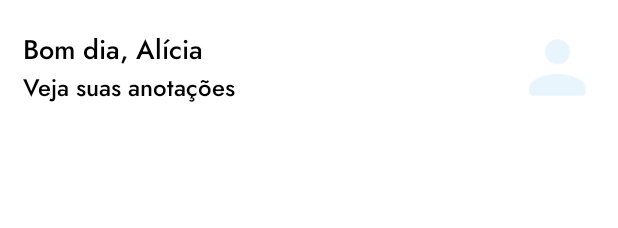
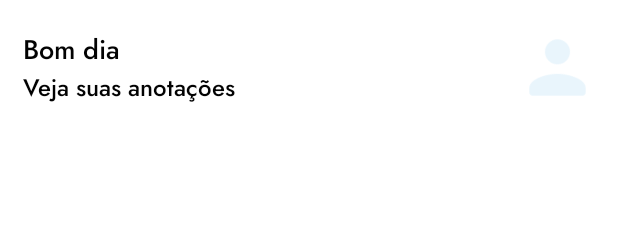
Before and after one commit to aliciamendes/annotation, an Android app: the layout fragment_home.xml on its own in the app's theme, with its tools: preview values and no code run, on a phone screen of 412 x 824 dp. Shown: the top 228 px of the screen. Run offline under Robolectric (Android 15) with nearby library versions, the phone set to English and light mode, and no system bars.

```diff
--- a/app/src/main/res/layout/activity_main.xml
+++ b/app/src/main/res/layout/activity_main.xml
@@ -18,7 +18,7 @@
         android:layout_weight="1"
         app:defaultNavHost="true"
         app:navGraph="@navigation/nav_graph"
-        app:titleTextColor="@color/black"
         app:subtitleTextColor="@color/black"
-        />
+        app:titleTextColor="@color/black" />
+
 </LinearLayout>
--- a/app/src/main/res/layout/fragment_home.xml
+++ b/app/src/main/res/layout/fragment_home.xml
@@ -10,8 +10,7 @@
 
     <androidx.constraintlayout.widget.ConstraintLayout
         android:layout_width="match_parent"
-        android:layout_height="match_parent"
-        >
+        android:layout_height="match_parent">
 
         <androidx.constraintlayout.widget.ConstraintLayout
             android:id="@+id/constraintLayout"
@@ -27,7 +26,7 @@
             <LinearLayout
                 android:layout_width="wrap_content"
                 android:layout_height="wrap_content"
-                android:layout_gravity="left"
+                android:layout_gravity="start"
                 android:layout_marginVertical="30dp"
                 android:orientation="vertical"
                 app:layout_constraintStart_toStartOf="parent"
@@ -38,9 +37,9 @@
                     android:layout_width="wrap_content"
                     android:layout_height="wrap_content"
                     android:fontFamily="@font/medium"
-                    android:text="Bom dia, Alícia"
+                    android:text="Bom dia"
                     android:textColor="@color/black"
-                    android:textSize="18dp" />
+                    android:textSize="18sp" />
 
                 <TextView
                     android:layout_width="wrap_content"
@@ -48,7 +47,7 @@
                     android:fontFamily="@font/medium"
                     android:text="Veja suas anotações"
                     android:textColor="@color/black"
-                    android:textSize="16dp" />
+                    android:textSize="16sp" />
             </LinearLayout>
 
 
@@ -56,6 +55,7 @@
                 android:id="@+id/imageView3"
                 android:layout_width="50dp"
                 android:layout_height="50dp"
+                android:contentDescription="TODO"
                 app:layout_constraintEnd_toEndOf="parent"
                 app:srcCompat="@drawable/user"
                 tools:ignore="MissingConstraints"
@@ -66,13 +66,14 @@
         <androidx.recyclerview.widget.RecyclerView
             android:id="@+id/rcvAllNotes"
             android:layout_width="match_parent"
-            android:layout_height="00dp"
+            android:layout_height="0dp"
             android:layout_marginTop="15dp"
             app:layout_constraintBottom_toBottomOf="parent"
             app:layout_constraintEnd_toEndOf="parent"
-            app:layout_constraintHorizontal_bias="0.0"
+            app:layout_constraintHorizontal_bias="1.0"
             app:layout_constraintStart_toStartOf="parent"
-            app:layout_constraintTop_toBottomOf="@+id/constraintLayout" />
+            app:layout_constraintTop_toBottomOf="@+id/constraintLayout"
+            app:layout_constraintVertical_bias="0.971" />
 
         <Button
             android:id="@+id/button_add_note"
@@ -85,11 +86,10 @@
             android:fontFamily="@font/bold"
             android:text="@string/plus"
             android:textAlignment="center"
+            android:textColor="@color/black"
             android:textSize="28sp"
-            android:textColor="@color/black"
             app:layout_constraintBottom_toBottomOf="parent"
-            app:layout_constraintEnd_toEndOf="parent"
-            />
+            app:layout_constraintEnd_toEndOf="parent" />
     </androidx.constraintlayout.widget.ConstraintLayout>
 
 </FrameLayout>
--- a/build.gradle
+++ b/build.gradle
@@ -6,8 +6,8 @@ buildscript {
     }
     dependencies {
         classpath 'com.android.tools.build:gradle:7.0.4'
-        classpath "org.jetbrains.kotlin:kotlin-gradle-plugin:1.5.31"
-        classpath("androidx.navigation:navigation-safe-args-gradle-plugin:2.3.5")
+        classpath "org.jetbrains.kotlin:kotlin-gradle-plugin:1.6.0"
+        classpath "androidx.navigation:navigation-safe-args-gradle-plugin:2.4.0-beta02"
         classpath "org.jetbrains.kotlin:kotlin-gradle-plugin:1.4.32"
         // NOTE: Do not place your application dependencies here; they belong
         // in the individual module build.gradle files
--- a/settings.gradle
+++ b/settings.gradle
@@ -3,7 +3,6 @@ dependencyResolutionManagement {
     repositories {
         google()
         mavenCentral()
-        jcenter() // Warning: this repository is going to shut down soon
     }
 }
 rootProject.name = "Annotation"
```
Also changed, not shown: app/build.gradle (+19 -22 lines), app/src/main/java/com/example/annotation/ui/Fragments/EditAnnotationFragment.kt (+10 -4 lines), app/src/main/java/com/example/annotation/ui/Fragments/HomeFragment.kt (+3 -4 lines), app/src/main/res/navigation/nav_graph.xml (+12 -5 lines), gradle.properties (line endings or trailing spaces), gradle/wrapper/gradle-wrapper.properties.
